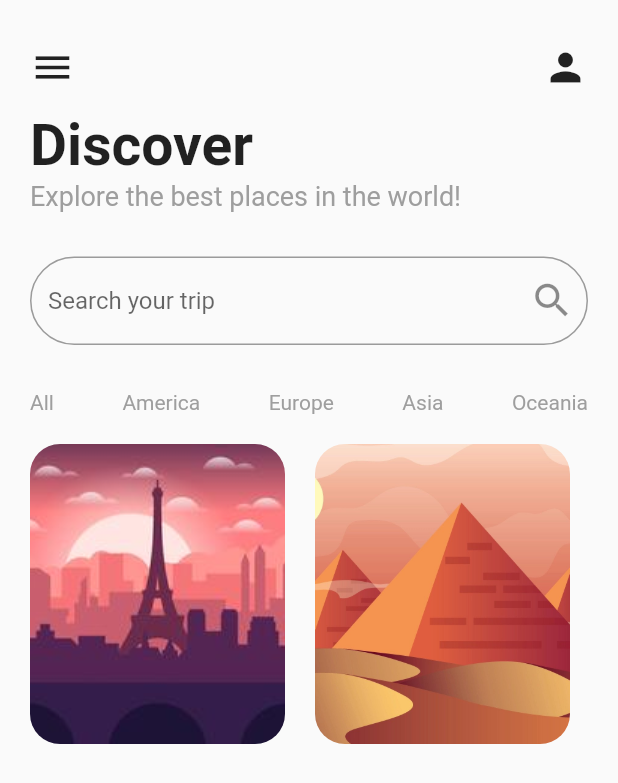
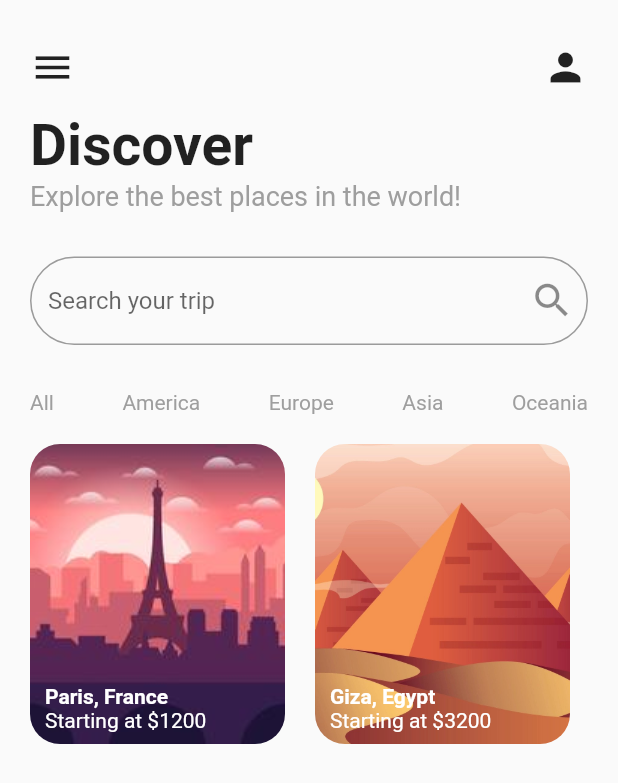
Before and after one commit to VicOntiri/News_app-complete, a Flutter app: the screen it shows after launch, on a phone screen of 412 x 824 dp. Shown: the top 783 px of the screen. Run offline on Flutter 3.47's test engine with Material 2 defaults, Android fonts, the phone set to English and light mode, and no system bars.

Commit message:
added small task

```diff
--- a/travel_app/lib/screens/home_screen.dart
+++ b/travel_app/lib/screens/home_screen.dart
@@ -137,6 +137,41 @@ class _HomeScreenState extends State<HomeScreen> {
                             fit: BoxFit.cover,
                           ),
                         ),
+                        Container(
+                          margin: EdgeInsets.only(top: 160.0),
+                          padding: EdgeInsets.symmetric(horizontal: 10.0),
+                          child: Row(
+                            children: [
+                              Column(
+                                mainAxisAlignment: MainAxisAlignment.start,
+                                crossAxisAlignment: CrossAxisAlignment.start,
+                                children: [
+                                  Text(
+                                    destination.title,
+                                    style: TextStyle(
+                                      color: Colors.white,
+                                      fontWeight: FontWeight.w600,
+                                    ),
+                                  ),
+                                  Text(
+                                    'Starting at \$${destination.price}',
+                                    style: TextStyle(
+                                      color: Colors.white,
+                                    ),
+                                  )
+                                ],
+                              ),
+                              Container(
+                                  // give it a padding of 6px all round
+                                  // use the box decoration to set the color to white
+                                  // in the box decoration set the border radius to 50
+                                  // child of the container should be an image widget
+                                  // the image widget should be of height 20 and width 20
+                                  // set the BoxFit to contain
+                                  ),
+                            ],
+                          ),
+                        ),
                       ],
                     ),
                   );
```
